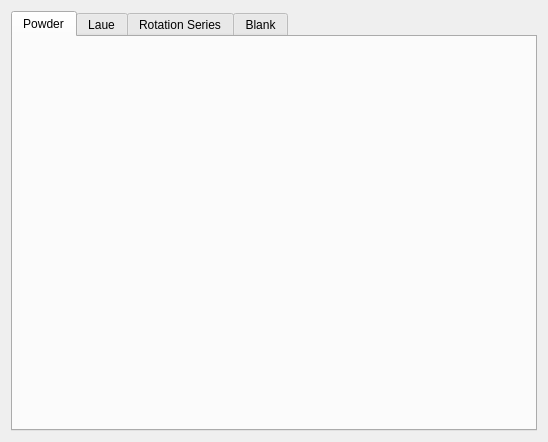
This is hexrdgui/resources/ui/overlay_editor.ui in HEXRD/hexrdgui as Qt 5 draws it before an edit. The edited form follows.
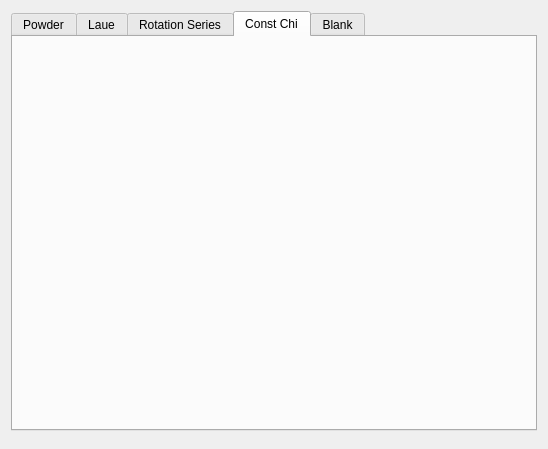
This is the edited form. The open tabs and pages were chosen to show the change.

Commit message:
Add constant chi overlays
These overlays help the user to visualize constant chi values.

The material associated with a constant chi overlay is used to generate
the suggested chi values (after the user selects a fiber).

The chi value information also now appears on mouse hover.

The edit to the form file:
```diff
--- a/hexrdgui/resources/ui/overlay_editor.ui
+++ b/hexrdgui/resources/ui/overlay_editor.ui
@@ -7,7 +7,7 @@
     <x>0</x>
     <y>0</y>
     <width>548</width>
-    <height>200</height>
+    <height>449</height>
    </rect>
   </property>
   <property name="minimumSize">
@@ -65,6 +65,16 @@
        </item>
       </layout>
      </widget>
+     <widget class="QWidget" name="const_chi_tab">
+      <attribute name="title">
+       <string>Const Chi</string>
+      </attribute>
+      <layout class="QGridLayout" name="gridLayout_4">
+       <item row="0" column="0">
+        <layout class="QVBoxLayout" name="const_chi_overlay_editor_layout"/>
+       </item>
+      </layout>
+     </widget>
      <widget class="QWidget" name="blank_tab">
       <attribute name="title">
        <string>Blank</string>
```
The commit also changes 22 other files.
